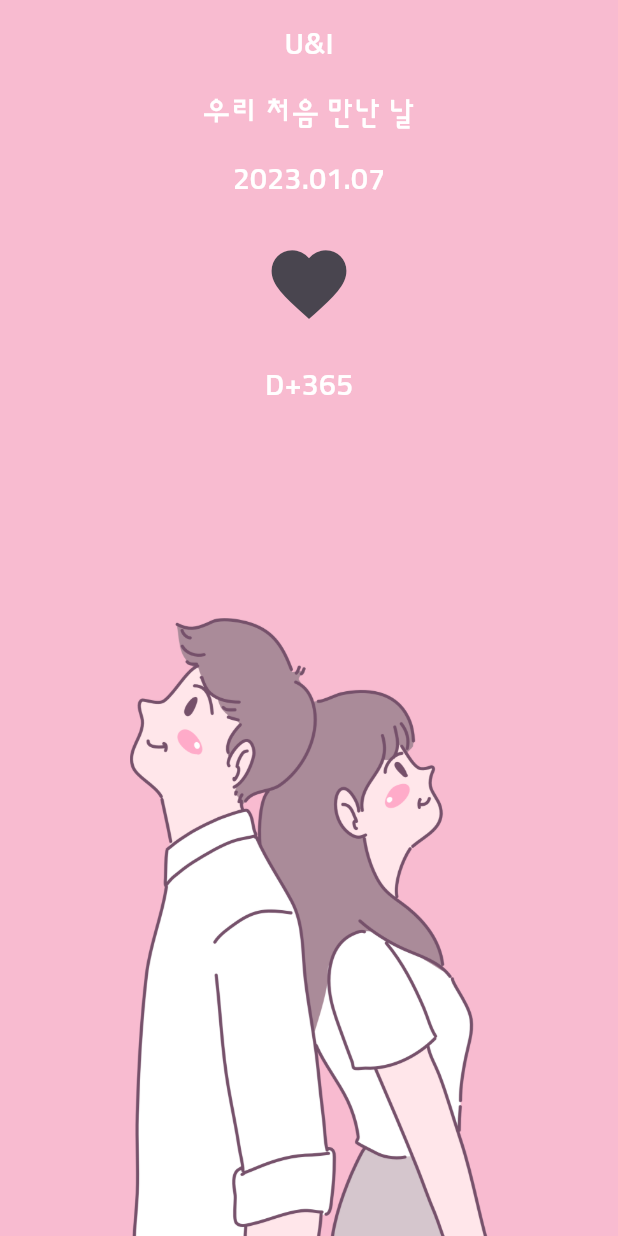
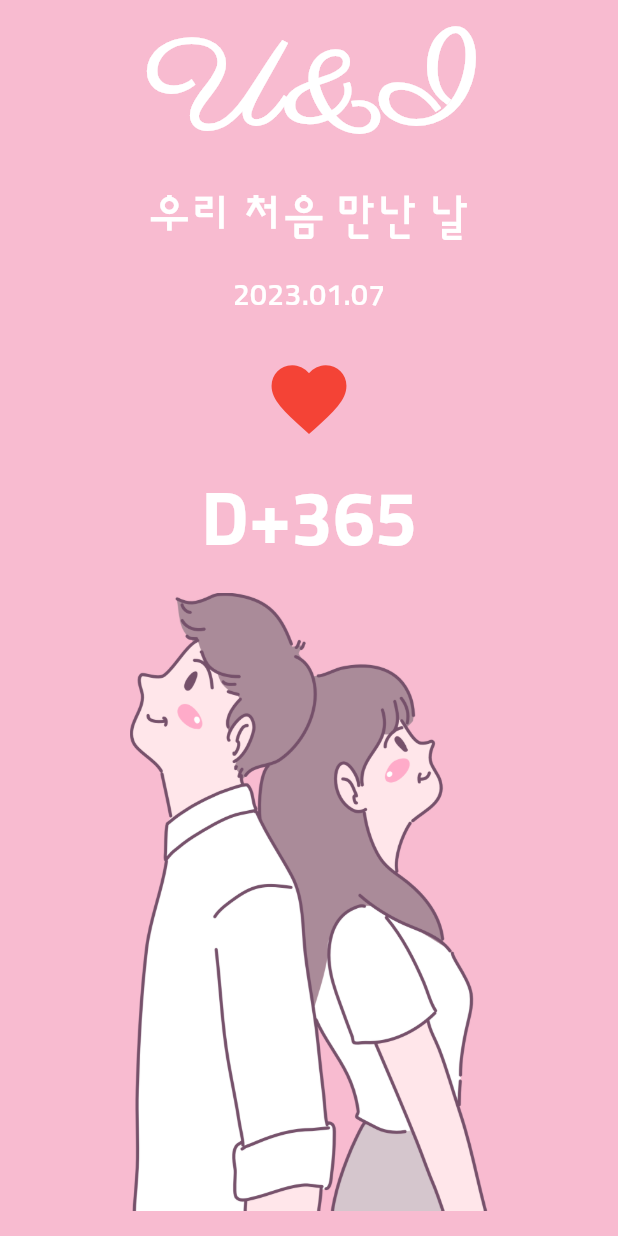
Before and after one commit to jw221356/u_and_i, a Flutter app: the screen it shows after launch, on a phone screen of 412 x 824 dp. Run offline on Flutter 3.47's test engine with Material 3 defaults, Android fonts, the light colour scheme and no system bars.

Commit message:
Text 위젯에 스타일 적용

```diff
--- a/lib/screen/home_screen.dart
+++ b/lib/screen/home_screen.dart
@@ -26,19 +26,24 @@
 class _DDay extends StatelessWidget {
   @override
   Widget build(BuildContext context) {
+    final textTheme = Theme.of(context).textTheme;
+
     return Column(
       children: [
         const SizedBox(height: 16.0),
         Text(
           'U&I',
+          style: textTheme.headline1,
         ),
         const SizedBox(height: 16.0),
         Text(
           '우리 처음 만난 날',
+          style: textTheme.bodyText1,
         ),
         const SizedBox(height: 16.0),
         Text(
           '2023.01.07',
+          style: textTheme.bodyText2,
         ),
         const SizedBox(height: 16.0),
         IconButton(
@@ -46,11 +51,13 @@
           onPressed: () {},
           icon: Icon(
             Icons.favorite,
+            color: Colors.red,
           ),
         ),
         const SizedBox(height: 16.0),
         Text(
           'D+365',
+          style: textTheme.headline2,
         ),
       ],
     );
@@ -60,10 +67,12 @@
 class _CoupleImage extends StatelessWidget {
   @override
   Widget build(BuildContext context) {
-    return Center(
-      child: Image.asset(
-        'asset/img/middle_image.png',
-        height: MediaQuery.of(context).size.height / 2,
+    return Expanded(
+      child: Center(
+        child: Image.asset(
+          'asset/img/middle_image.png',
+          height: MediaQuery.of(context).size.height / 2,
+        ),
       ),
     );
   }
```
